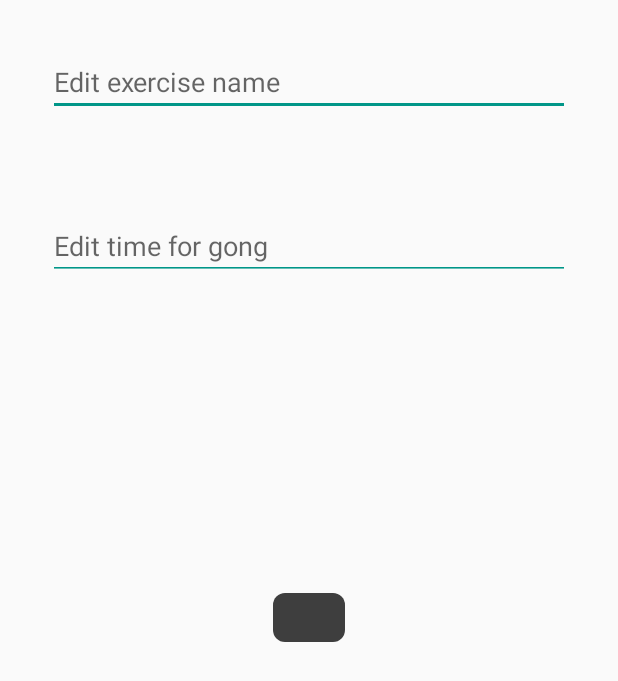
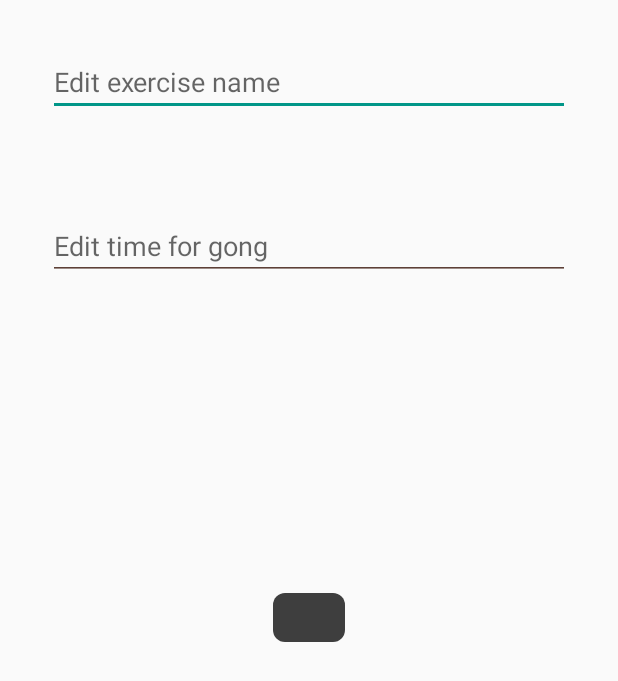
Before and after one commit to Lirilai/Stopwatch, an Android app: the AddExerciseActivity screen opened directly, with no data from a screen before it, on a phone screen of 412 x 824 dp. Shown: the top 681 px of the screen. Run offline under Robolectric (Android 15) with nearby library versions, the phone set to English and light mode, and no system bars; libraries missing offline, so code that uses them is left out: com.sdsmdg.harjot.

Commit message:
ended mainactivity

```diff
--- a/app/src/main/java/com/lirilai/stopwatch/StopwatchActivity.java
+++ b/app/src/main/java/com/lirilai/stopwatch/StopwatchActivity.java
@@ -164,20 +164,18 @@ public class StopwatchActivity extends AppCompatActivity implements View.OnClick
     public void onClickStart() {
         running = true;
         startStopButton.setText("Stop");
-        resetButton.setEnabled(false);
+        resetButton.setEnabled(true);
         timeView.setTextColor(ContextCompat.getColor(timeView.getContext(), R.color.colorAccent));
     }
     public void onClickStop() {
         running = false;
         startStopButton.setText("Start");
         timeView.setTextColor(ContextCompat.getColor(timeView.getContext(), R.color.stopwatch));
-        resetButton.setEnabled(true);
 
     }
 
     public void onClickReset() {
         seconds = 0;
-        resetButton.setEnabled(false);
         circleCounter++;
         circleText.setText(String.valueOf(circleCounter) + " circles");
 
--- a/app/src/main/res/layout/activity_stopwatch.xml
+++ b/app/src/main/res/layout/activity_stopwatch.xml
@@ -17,6 +17,7 @@
           android:id="@+id/toolbar"
           android:layout_width="match_parent"
           android:layout_height="wrap_content"
+          android:theme="@style/MainMenu"
           >
 
       </android.support.v7.widget.Toolbar>
--- a/app/src/main/res/menu/menu.xml
+++ b/app/src/main/res/menu/menu.xml
@@ -1,9 +1,10 @@
 <?xml version="1.0" encoding="utf-8"?>
 <menu xmlns:app="http://schemas.android.com/apk/res-auto"
-    xmlns:android="http://schemas.android.com/apk/res/android">
+    xmlns:android="http://schemas.android.com/apk/res/android"
+    >
 
     <item android:title="@string/add_exercise_tab_item"
-        android:id="@+id/add_exercise_item"/>
+        android:id="@+id/add_exercise_item" />
     <item android:title="@string/choose_exercise_tab_item"
         android:id="@+id/choose_exercise_item"/>
 </menu>
--- a/app/src/main/res/values/colors.xml
+++ b/app/src/main/res/values/colors.xml
@@ -7,7 +7,7 @@
 
     <color name="thumb_color">#c7009688</color>
     <color name="track_color">#7d795548</color>
-    <color name="pin_text_color">#bae4e0</color>
+    <color name="menu_background">#ffffff</color>
     <color name="disenabled_button_text">#bd5d4037</color>
 
 
--- a/app/src/main/res/values/styles.xml
+++ b/app/src/main/res/values/styles.xml
@@ -8,6 +8,10 @@
         <item name="colorAccent">@color/colorAccent</item>
 
         <item name="android:buttonStyle">@style/Base.TextAppearance.AppCompat.Widget.Button.Borderless.Colored.StartButton</item>
+
+        <!--<item name="android:popupMenuStyle">@style/PopUpMenu</item>-->
+
+
 
 
     </style>
@@ -20,15 +24,13 @@
     </style>
 
     <style name="Theme.App.Base" parent="ThemeOverlay.AppCompat.ActionBar">
-        <item name="colorControlNormal">@color/colorAccent</item>
-        <item name="android:actionMenuTextAppearance">@style/Base.TextAppearance.AppCompat.Widget.ActionBar.Menu.MyMenu</item>
-        <item name="android:popupMenuStyle">@style/Base.TextAppearance.AppCompat.Widget.ActionBar.Menu.MyMenu</item>
+        <item name="colorControlNormal">@color/colorPrimaryDark</item>
+
 
     </style>
 
     <style name="Base.TextAppearance.AppCompat.Widget.ActionBar.Menu.MyMenu">
         <item name="android:textColor">@color/colorAccent</item>
-        <item name="android:background">@color/stopwatch</item>
     </style>
 
 
@@ -39,6 +41,18 @@
     </style>
 
 
+    <style name="PopUpMenu" parent="Base.Widget.AppCompat.PopupMenu">
+        <item name="android:itemBackground">@color/menu_background</item>
+    </style>
+
+    <style name="MainMenu" parent="Theme.AppCompat.NoActionBar">
+        <item name="android:textColorSecondary">@color/colorPrimaryDark</item>
+        <item name="android:textColorPrimary">@color/colorPrimaryDark</item>
+        <item name="android:itemBackground">@color/menu_background</item>
+
+
+    </style>
+
 
 
 
```
